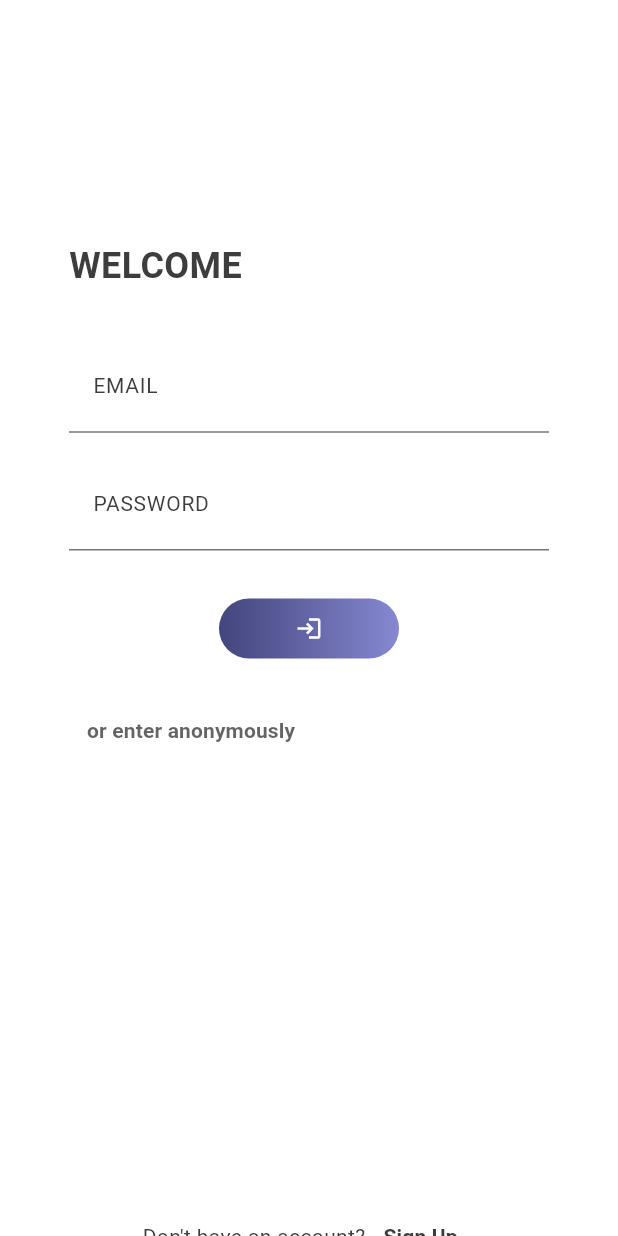
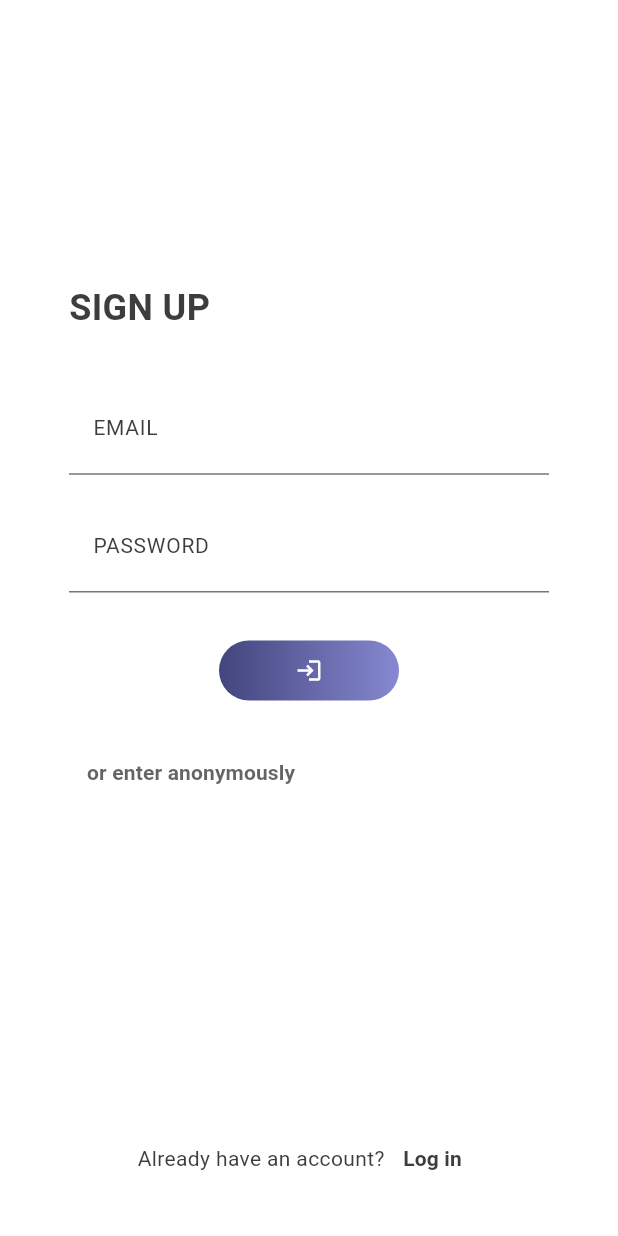
Before and after one commit to ashtonjamesd/enchilada-racing, a Flutter app: the screen it shows after launch, after a tap on "Sign Up", on a phone screen of 412 x 824 dp. Run offline on Flutter 3.47's test engine with Material 3 defaults, Android fonts, the phone set to English and light mode, and no system bars; our stand-ins replace firebase_auth, firebase_core; accounts and stored records are empty; network calls fail.

Commit message:
added authentication methods
added sign in page, sign out method

```diff
--- a/quant/lib/main.dart
+++ b/quant/lib/main.dart
@@ -18,6 +18,7 @@ class App extends StatelessWidget {
   @override
   Widget build(BuildContext context) {
     return const MaterialApp(
+      debugShowCheckedModeBanner: false,
       home: Wrapper(),
     );
   }
--- /dev/null
+++ b/quant/lib/models/user.dart
@@ -0,0 +1,6 @@
+class AnonymousUser{
+
+  final String userId;
+
+  AnonymousUser({required this.userId});
+}
--- a/quant/lib/services/auth.dart
+++ b/quant/lib/services/auth.dart
@@ -1,15 +1,37 @@
-import 'package:flutter/material.dart';
 import 'package:firebase_auth/firebase_auth.dart';
+import 'package:quant/models/user.dart';
 
 class AuthService{
 
-  final FirebaseAuth _auth = FirebaseAuth.instance;
+  final FirebaseAuth auth = FirebaseAuth.instance;
 
-  Future SignInAnon() async
+  AnonymousUser? createQuantUser(User? user) => user != null ? AnonymousUser(userId: user.uid) : null;
+
+  bool checkIfUserIsLoggedIn() => auth.currentUser != null ? true : false; // not being used
+
+  String? returnCurrentUser() => auth.currentUser?.uid;
+
+  Future signInAnon() async
   {
     try
     {
-      return (await _auth.signInAnonymously()).user;
+      User? user = (await auth.signInAnonymously()).user;
+      print("\nFirebase User: \t\t${user?.uid}\n");
+
+      return createQuantUser(user);
+    }
+    catch (exception)
+    {
+      print(exception.toString());
+      return null;
+    }
+  }
+
+  Future logoutCurrentUser() async
+  {
+    try
+    {
+      return await auth.signOut();
     }
     catch (exception)
     {
--- a/quant/lib/views/authenticate/authenticate.dart
+++ b/quant/lib/views/authenticate.dart
@@ -1,5 +1,8 @@
 import 'package:flutter/material.dart';
+import 'package:quant/models/user.dart';
 import 'package:quant/services/auth.dart';
+import 'package:quant/views/home.dart';
+import 'package:quant/views/sign_up.dart';
 
 class Authenticate extends StatefulWidget {
   const Authenticate({super.key});
@@ -10,7 +13,7 @@ class Authenticate extends StatefulWidget {
 
 class _AuthenticateState extends State<Authenticate> {
 
-  final AuthService _auth = AuthService();
+  final AuthService auth = AuthService();
   Color primarydarkBlue = const Color.fromARGB(255, 67, 69, 125);
   Color secondaryDarkBlue = const Color.fromARGB(255, 134, 136, 209);
   Color textColour = const Color.fromARGB(255, 61, 61, 61);
@@ -24,7 +27,7 @@ class _AuthenticateState extends State<Authenticate> {
         children: [
           Container(
             width: 320,
-            height: 800,
+            height: 720,
             color: Colors.white,// make this check if it is on a desktop monitor if so make it grey, else on a mobile make it white
             child: Column(
               children: [
@@ -33,7 +36,7 @@ class _AuthenticateState extends State<Authenticate> {
                   child: Align(
                     alignment: Alignment.topLeft,
                     child: Text(
-                      "WELCOME",
+                      "LOG IN",
                       style: TextStyle(
                         color: textColour,
                         fontSize: 24,
@@ -83,7 +86,7 @@ class _AuthenticateState extends State<Authenticate> {
                     child: Center(
                       child: TextButton(
                         onPressed: () async {
-
+                          //print("User after logging out (should be null): ${auth.returnCurrentUser()}");
                         },
                         child: const Icon(
                           Icons.login,
@@ -103,8 +106,16 @@ class _AuthenticateState extends State<Authenticate> {
                       }
                     },
                     onPressed: () async {
-                        dynamic result = await _auth.SignInAnon();
-                        print(result);
+                        AnonymousUser? result = await auth.signInAnon();
+
+                        if (result != null){
+                          Navigator.pushReplacement(context, MaterialPageRoute(builder: (context) => Home()));
+                          print("Signed in anonymously with:  ${result.userId}");
+                        }
+                        else
+                        {
+                          print("Error: Unable to sign in");
+                        }
                     },
                     child: Text(
                       "or enter anonymously",
@@ -130,7 +141,7 @@ class _AuthenticateState extends State<Authenticate> {
               ),
               TextButton(
                 onPressed: () {
-                  // sign up logic here
+                  Navigator.pushReplacement(context, MaterialPageRoute(builder: (context) => SignUp()));
                 },
                 child: Text(
                   "Sign Up",
--- /dev/null
+++ b/quant/lib/views/sign_up.dart
@@ -0,0 +1,156 @@
+import 'package:flutter/material.dart';
+import 'package:quant/models/user.dart';
+import 'package:quant/services/auth.dart';
+import 'package:quant/views/authenticate.dart';
+import 'package:quant/views/home.dart';
+
+class SignUp extends StatelessWidget {
+  SignUp({super.key});
+
+  final AuthService _auth = AuthService();
+
+  final Color primarydarkBlue = const Color.fromARGB(255, 67, 69, 125);
+  final Color secondaryDarkBlue = const Color.fromARGB(255, 134, 136, 209);
+  final Color textColour = const Color.fromARGB(255, 61, 61, 61);
+
+  @override
+  Widget build(BuildContext context) {
+    return Scaffold(
+      backgroundColor: Colors.white,
+      body: Column(
+        mainAxisAlignment: MainAxisAlignment.center,
+        children: [
+          Container(
+            width: 320,
+            height: 720,
+            color: Colors.white,// make this check if it is on a desktop monitor if so make it grey, else on a mobile make it white
+            child: Column(
+              children: [
+                Padding(
+                  padding: const EdgeInsets.only(bottom: 32, top: 160),
+                  child: Align(
+                    alignment: Alignment.topLeft,
+                    child: Text(
+                      "SIGN UP",
+                      style: TextStyle(
+                        color: textColour,
+                        fontSize: 24,
+                        fontWeight: FontWeight.bold
+                      ),
+                    ),
+                  ),
+                ),
+                TextField(
+                  cursorColor: Colors.grey,
+                  decoration: InputDecoration(
+                    labelText: "EMAIL",
+                    labelStyle: TextStyle(
+                      color: textColour,
+                      fontSize: 14,
+                    ),
+                    contentPadding: const EdgeInsets.symmetric(vertical: 12, horizontal: 16),
+                  ),
+                ),
+                const SizedBox(height:16),
+                TextField(
+                  cursorColor: Colors.grey,
+                  obscureText: true,
+                  decoration: InputDecoration(
+                    labelText: "PASSWORD",
+                    labelStyle: TextStyle(
+                      color: textColour,
+                      fontSize: 14,
+                    ),
+                    contentPadding: const EdgeInsets.symmetric(vertical: 12, horizontal: 16),
+                  ),
+                ),
+                Padding(
+                  padding: const EdgeInsets.only(top: 32, bottom: 24),
+                  child: Container(
+                    width: 120,
+                    height: 40,
+                    decoration: BoxDecoration(
+                      borderRadius: BorderRadius.circular(20),
+                      gradient: LinearGradient(
+                        colors: [
+                          primarydarkBlue,
+                          secondaryDarkBlue,
+                        ]
+                      )
+                    ),
+                    child: Center(
+                      child: TextButton(
+                        onPressed: () async {
+
+                        },
+                        child: const Icon(
+                          Icons.login,
+                          size: 18,
+                          color: Colors.white,
+                        )
+                      ),
+                    ),
+                  ),
+                ),
+                Align(
+                  alignment: Alignment.topLeft,
+                  child: TextButton(
+                    onHover: (isHovering) {
+                      if (isHovering){
+
+                      }
+                    },
+                    onPressed: () async {
+                        AnonymousUser? result = await _auth.signInAnon();
+
+                        if (result != null){
+                          Navigator.pushReplacement(context, MaterialPageRoute(builder: (context) => Home()));
+                          print("Signed in anonymously with:  ${result.userId}");
+                        }
+                        else
+                        {
+                          print("Error: Unable to sign in");
+                        }
+                    },
+                    child: Text(
+                      "or enter anonymously",
+                        style: TextStyle(
+                        color: textColour.withOpacity(0.8),
+                        fontWeight: FontWeight.bold,
+                      ),
+                    ),
+                  ),
+                ),
+              ],
+            ),
+          ),
+          Row(
+            mainAxisAlignment: MainAxisAlignment.center,
+            children: [
+              Text(
+                "Already have an account?",
+                style: TextStyle(
+                  color: textColour,
+                  fontSize: 14,
+                ),
+              ),
+              TextButton(
+                onPressed: () {
+                  Navigator.pushReplacement(context, MaterialPageRoute(builder: (context) => const Authenticate()));
+                },
+                child: Text(
+                  "Log in",
+                  style: TextStyle(
+                    color: textColour,
+                    fontWeight: FontWeight.bold,
+                    fontSize: 14,
+                  ),
+                ),
+              ),
+            ],
+          ),
+        ],
+      )
+    );
+  }
+}
--- a/quant/lib/wrapper.dart
+++ b/quant/lib/wrapper.dart
@@ -1,5 +1,5 @@
 import 'package:flutter/widgets.dart';
-import 'package:quant/views/authenticate/authenticate.dart';
+import 'package:quant/views/authenticate.dart';
 
 class Wrapper extends StatelessWidget {
   const Wrapper({super.key});
```
Also changed, not shown: quant/lib/views/home.dart (added, +19 -0 lines), quant/lib/views/home/home.dart (deleted, +0 -11 lines), quant/lib/widgets/logout_button.dart (added, +27 -0 lines).
